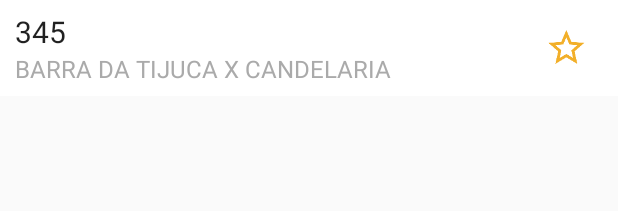
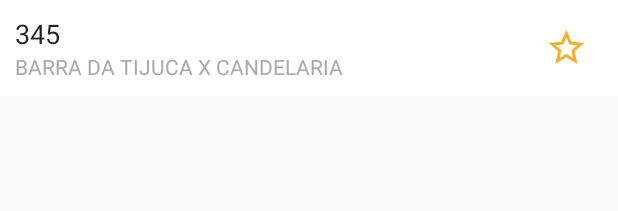
Before and after one commit to RioBus/android-app, an Android app: the layout search_adapter_list_item_default.xml on its own in the app's theme, with its tools: preview values and no code run, on a phone screen of 412 x 824 dp. Shown: the top 211 px of the screen. Run offline under Robolectric (Android 15) with nearby library versions, the phone set to English and light mode, and no system bars.

Commit message:
Making search view items font smaller

```diff
--- a/app/src/main/res/layout/search_adapter_list_item_default.xml
+++ b/app/src/main/res/layout/search_adapter_list_item_default.xml
@@ -22,7 +22,7 @@
             android:layout_height="wrap_content"
             android:id="@+id/txtTitle"
             android:textAppearance="@style/TextAppearance.AppCompat"
-            android:textSize="20sp" />
+            android:textSize="18sp" />
 
         <TextView
             android:text="BARRA DA TIJUCA X CANDELARIA"
@@ -30,7 +30,7 @@
             android:layout_height="wrap_content"
             android:id="@+id/txtDescription"
             android:textAppearance="@style/TextAppearance.AppCompat"
-            android:textSize="16sp"
+            android:textSize="14sp"
             android:textColor="@android:color/darker_gray" />
     </LinearLayout>
 
--- a/app/src/main/res/layout/search_adapter_list_recent.xml
+++ b/app/src/main/res/layout/search_adapter_list_recent.xml
@@ -27,7 +27,7 @@
                 android:layout_height="wrap_content"
                 android:id="@+id/txtTitle"
                 android:textAppearance="@style/TextAppearance.AppCompat"
-                android:textSize="20sp" />
+                android:textSize="18sp" />
 
             <TextView
                 android:text="BARRA DA TIJUCA X CANDELARIA"
@@ -35,7 +35,7 @@
                 android:layout_height="wrap_content"
                 android:id="@+id/txtDescription"
                 android:textAppearance="@style/TextAppearance.AppCompat"
-                android:textSize="16sp"
+                android:textSize="14sp"
                 android:textColor="@android:color/darker_gray" />
         </LinearLayout>
 
```
